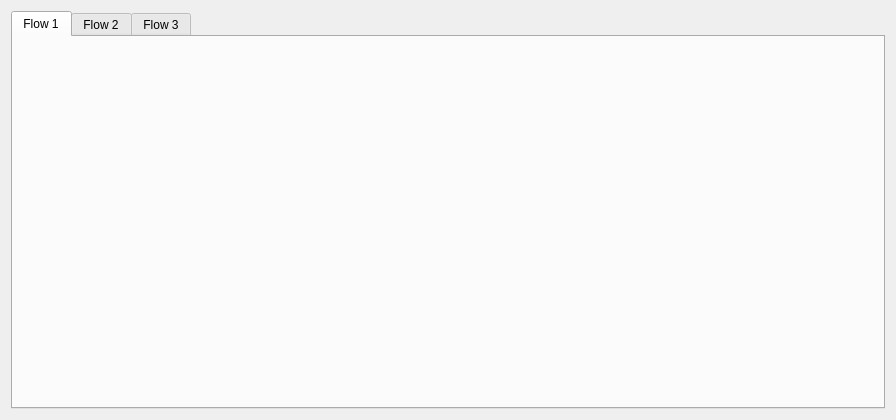
Old version of the form wavegenA_PD_FILTER_GRAPH/charttabs.ui in the repository jibonaronno/sanion_python_projects.
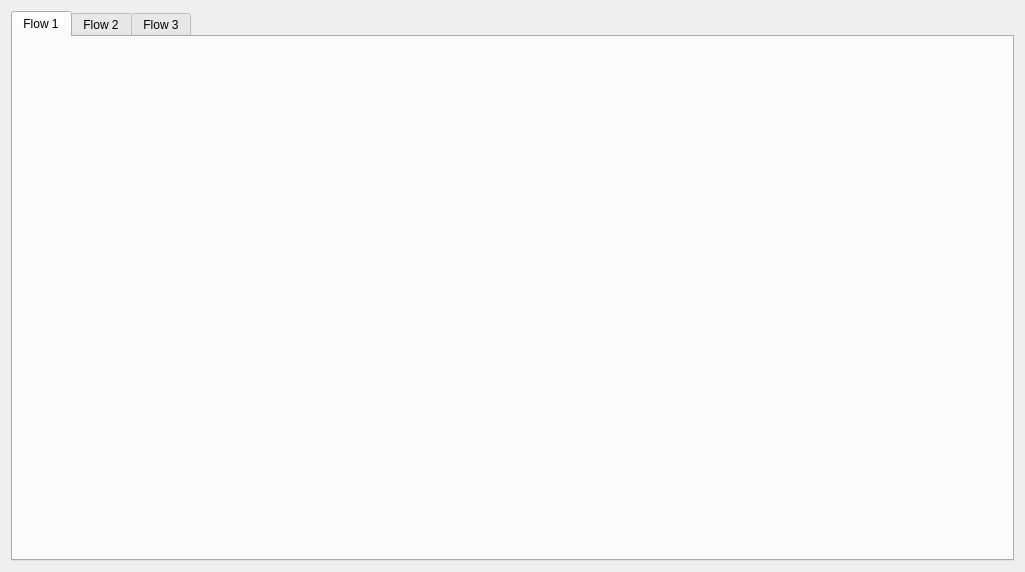
New version of the form. The open tabs and pages were chosen to show the change.

What changed in the file:
```diff
--- a/wavegenA_PD_FILTER_GRAPH/charttabs.ui
+++ b/wavegenA_PD_FILTER_GRAPH/charttabs.ui
@@ -6,8 +6,8 @@
    <rect>
     <x>0</x>
     <y>0</y>
-    <width>896</width>
-    <height>420</height>
+    <width>1025</width>
+    <height>572</height>
    </rect>
   </property>
   <property name="windowTitle">
```
Left out of the diff: 2 changed lines with no effect on the pictures.
